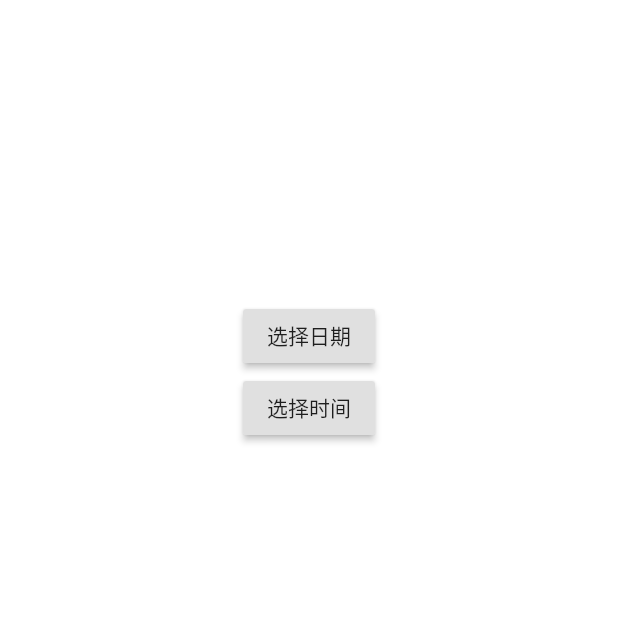
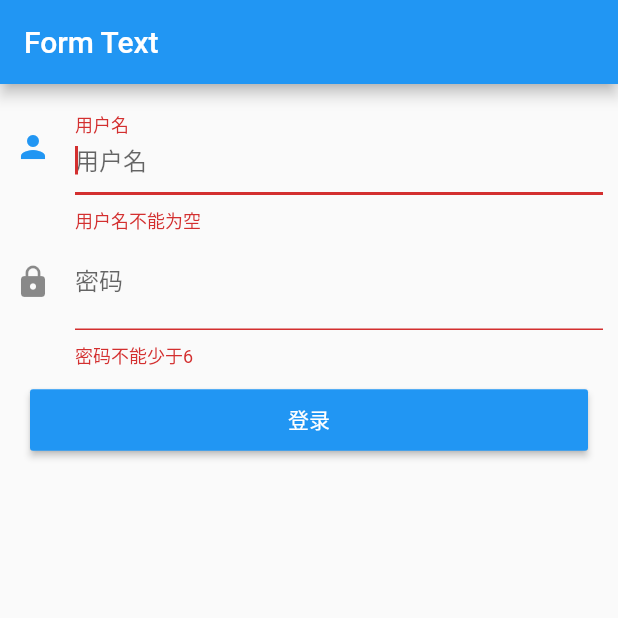
Before and after one commit to dauihi/flutter-test, a Flutter app: the screen it shows after launch, on a phone screen of 412 x 824 dp, the top half of it. Run offline on Flutter 3.47's test engine with Material 2 defaults, Android fonts, the phone set to English and light mode, and no system bars; our stand-ins replace shared_preferences, sqflite; missing offline and left inert: dart:ffi; accounts and stored records are empty.

Commit message:
1、form表单 2、存储

```diff
--- a/lib/main.dart
+++ b/lib/main.dart
@@ -1,12 +1,14 @@
 import 'package:flutter/material.dart';
 import 'package:provider/provider.dart';
-import 'package:text_flutter/theme_type_notifier.dart';
+import 'package:text_flutter/widgets/theme_type_notifier.dart';
 import 'dart:math';
-import 'home_page.dart';
-import 'animation_page.dart';
-import 'hero_animation_page.dart';
-import 'gesture_page.dart';
-import 'new_page.dart';
+import 'widgets/home_page.dart';
+import 'animation/animation_page.dart';
+import 'widgets/hero_animation_page.dart';
+import 'widgets/gesture_page.dart';
+import 'widgets/card_page.dart';
+import 'storage/storage.dart';
+import 'widgets/form_page.dart';
 
 void main() {
   runApp(ChangeNotifierProvider<ThemeTypeNotifier>.value(
@@ -20,7 +22,7 @@ class MyApp extends StatelessWidget {
   Widget build(BuildContext context) {
     // TODO: implement build
     return MaterialApp(
-      home: DateWidget(),
+      home: FormTestWidget(),
     );
   }
 }
--- a/lib/cell_inner_widget.dart
+++ b/lib/widgets/cell_inner_widget.dart
@@ -1,7 +1,7 @@
 import 'dart:ffi';
 
 import 'package:flutter/material.dart';
-import 'util.dart';
+import '../utils/util.dart';
 import 'theme_data.dart';
 
 class CellTextWidget extends StatefulWidget {
--- a/lib/cell_widget.dart
+++ b/lib/widgets/cell_widget.dart
@@ -2,9 +2,9 @@ import 'dart:ffi';
 
 import 'package:flutter/cupertino.dart';
 import 'package:flutter/material.dart';
-import 'package:text_flutter/cell_inner_widget.dart';
+import 'package:text_flutter/widgets/cell_inner_widget.dart';
 import 'cell_inner_widget.dart';
-import 'util.dart';
+import '../utils/util.dart';
 import 'ori_cell_data.dart';
 import 'theme_data.dart';
 
--- a/lib/choose_theme_page.dart
+++ b/lib/widgets/choose_theme_page.dart
@@ -1,8 +1,8 @@
 import 'package:flutter/material.dart';
 import 'package:flutter/cupertino.dart';
 import 'package:provider/provider.dart';
-import 'package:text_flutter/cell_widget.dart';
-import 'package:text_flutter/theme_type_notifier.dart';
+import 'package:text_flutter/widgets/cell_widget.dart';
+import 'package:text_flutter/widgets/theme_type_notifier.dart';
 import 'ori_cell_data.dart';
 import 'theme_data.dart';
 import 'cell_widget.dart';
--- /dev/null
+++ b/lib/widgets/form_page.dart
@@ -0,0 +1,139 @@
+import 'package:flutter/material.dart';
+
+class TextFieldTestWidget extends StatefulWidget {
+  @override
+  _TextFieldTestWidgetState createState() => _TextFieldTestWidgetState();
+}
+
+class _TextFieldTestWidgetState extends State<TextFieldTestWidget> {
+  FocusNode focusNode1 = new FocusNode();
+  FocusNode focusNode2 = new FocusNode();
+  FocusScopeNode focusScopeNode;
+
+  @override
+  Widget build(BuildContext context) {
+    return new Scaffold(
+        appBar: new AppBar(
+          title: new Text("SqliteOperator"),
+        ),
+        body: Padding(
+          padding: EdgeInsets.all(16.0),
+          child: Column(
+            children: <Widget>[
+              TextField(
+                autofocus: true,
+                focusNode: focusNode1,
+                decoration: InputDecoration(labelText: "输入1"),
+              ),
+              TextField(
+                autofocus: true,
+                focusNode: focusNode2,
+                decoration: InputDecoration(labelText: "输入2"),
+              ),
+              Builder(
+                builder: (context) {
+                  return Column(
+                    children: <Widget>[
+                      RaisedButton(
+                        child: Text("移动焦点"),
+                        onPressed: () {
+                          if (focusScopeNode == null) {
+                            focusScopeNode = FocusScope.of(context);
+                          }
+                          focusScopeNode.requestFocus(focusNode2);
+                        },
+                      ),
+                      RaisedButton(
+                        child: Text("隐藏键盘"),
+                        onPressed: () {
+                          // 当所有编辑框都失去焦点时键盘就会收起
+                          focusNode1.unfocus();
+                          focusNode2.unfocus();
+                        },
+                      ),
+                    ],
+                  );
+                },
+              )
+            ],
+          ),
+        ));
+  }
+}
+
+class FormTestWidget extends StatefulWidget {
+  @override
+  _FormTestWidgetState createState() => _FormTestWidgetState();
+}
+
+class _FormTestWidgetState extends State<FormTestWidget> {
+  TextEditingController _nameController = new TextEditingController();
+  TextEditingController _pwdController = new TextEditingController();
+  GlobalKey _formKey = new GlobalKey<FormState>();
+
+  @override
+  Widget build(BuildContext context) {
+    return Scaffold(
+        appBar: AppBar(
+          title: Text("Form Text"),
+        ),
+        body: new Builder(builder: (BuildContext context) {
+          return Padding(
+            padding: const EdgeInsets.all(10),
+            child: Form(
+              key: _formKey,
+              autovalidate: true,
+              child: Column(
+                children: <Widget>[
+                  TextFormField(
+                    autofocus: true,
+                    controller: _nameController,
+                    decoration: InputDecoration(
+                        labelText: "用户名",
+                        hintText: "用户名",
+                        icon: Icon(Icons.person)),
+                    validator: (v) {
+                      return v.trim().length > 0 ? null : "用户名不能为空";
+                    },
+                  ),
+                  TextFormField(
+                    autofocus: true,
+                    controller: _pwdController,
+                    decoration: InputDecoration(
+                        labelText: "密码",
+                        hintText: "登录密码",
+                        icon: Icon(Icons.lock)),
+                    validator: (v) {
+                      return v.trim().length > 5 ? null : "密码不能少于6";
+                    },
+                  ),
+                  Padding(
+                    padding: const EdgeInsets.all(10),
+                    child: Row(
+                      children: <Widget>[
+                        Expanded(
+                          child: RaisedButton(
+                            padding: EdgeInsets.all(10),
+                            child: Text("登录"),
+                            color: Theme.of(context).primaryColor,
+                            textColor: Colors.white,
+                            onPressed: () {
+                              if ((_formKey.currentState as FormState)
+                                  .validate()) {
+                                Scaffold.of(context).showSnackBar(new SnackBar(
+                                  content: new Text("数据可提交"),
+                                ));
+                              }
+                            },
+                          ),
+                        )
+                      ],
+                    ),
+                  )
+                ],
+              ),
+            ),
+          );
+        }));
+  }
+}
--- a/lib/home_page.dart
+++ b/lib/widgets/home_page.dart
@@ -1,8 +1,8 @@
 import 'package:flutter/material.dart';
 import 'package:flutter/cupertino.dart';
 import 'package:provider/provider.dart';
-import 'package:text_flutter/cell_widget.dart';
-import 'package:text_flutter/theme_type_notifier.dart';
+import 'package:text_flutter/widgets/cell_widget.dart';
+import 'package:text_flutter/widgets/theme_type_notifier.dart';
 import 'ori_cell_data.dart';
 import 'theme_data.dart';
 import 'cell_widget.dart';
--- a/pubspec.yaml
+++ b/pubspec.yaml
@@ -25,6 +25,10 @@ dependencies:
     sdk: flutter
   english_words: ^3.1.0
   provider: ^4.0.0
+  shared_preferences: ^0.4.1
+  path_provider: ^0.4.0
+  sqflite: ^1.3.0
+
 
 
   # The following adds the Cupertino Icons font to your application.
```
Also changed, not shown: lib/animation/animation_page.dart (renamed from lib/animation_page.dart, +49 -0 lines), lib/storage/storage.dart (added, +242 -0 lines), lib/utils/util.dart (renamed from lib/util.dart), lib/widgets/card_page.dart (renamed from lib/new_page.dart), lib/widgets/gesture_page.dart (renamed from lib/gesture_page.dart), lib/widgets/hero_animation_page.dart (renamed from lib/hero_animation_page.dart), lib/widgets/hero_animation_page2.dart (renamed from lib/hero_animation_page2.dart), lib/widgets/ori_cell_data.dart (renamed from lib/ori_cell_data.dart), lib/widgets/theme_data.dart (renamed from lib/theme_data.dart), lib/widgets/theme_type_notifier.dart (renamed from lib/theme_type_notifier.dart), pubspec.lock, 3 other files.
